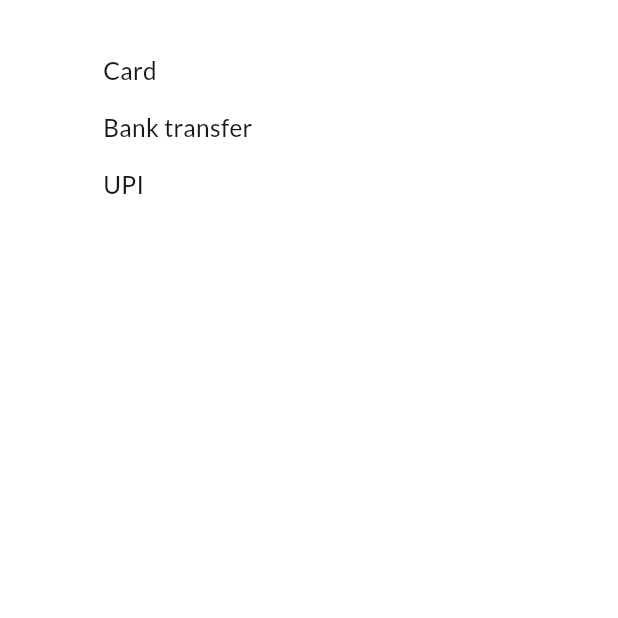
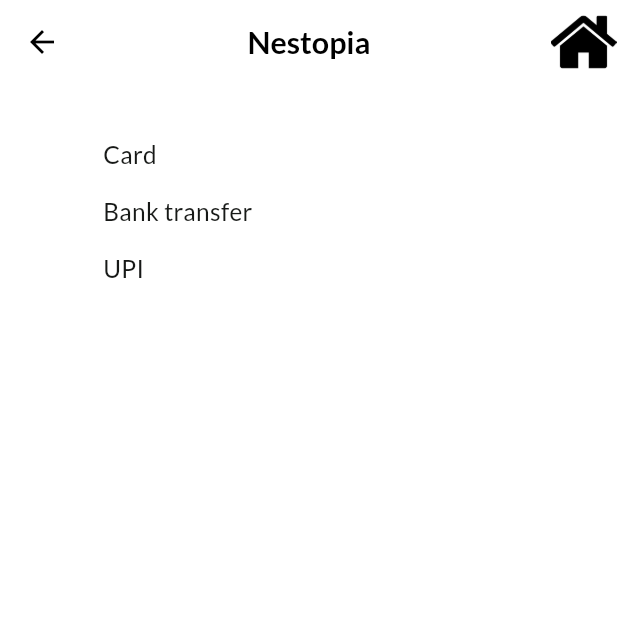
Before and after one commit to Sevitha27/Nestopia, a Flutter app: the PaymentMethodScreen screen opened by its route, on a phone screen of 412 x 824 dp, the top half of it. Run offline on Flutter 3.47's test engine with Material 3 defaults, Android fonts, the phone set to English and light mode, and no system bars; our stand-ins replace cached_network_image, calendar_date_picker2, dotted_border, flutter_svg, google_maps_flutter; missing offline and left inert: country_pickers.

Commit message:
pay method

```diff
--- a/lib/presentation/payment_method_screen/payment_method_screen.dart
+++ b/lib/presentation/payment_method_screen/payment_method_screen.dart
@@ -1,6 +1,14 @@
 import 'package:flutter/material.dart';
 import 'package:sevitha_s_application2/core/app_export.dart';
-
+import 'package:dotted_border/dotted_border.dart';
+import 'package:flutter/material.dart';
+import 'package:sevitha_s_application2/core/app_export.dart';
+import 'package:sevitha_s_application2/widgets/app_bar/appbar_leading_image.dart';
+import 'package:sevitha_s_application2/widgets/app_bar/appbar_trailing_image.dart';
+import 'package:sevitha_s_application2/widgets/app_bar/custom_app_bar.dart';
+import 'package:sevitha_s_application2/widgets/custom_elevated_button.dart';
+import 'package:sevitha_s_application2/widgets/custom_search_view.dart';
+import 'package:sevitha_s_application2/widgets/custom_text_form_field.dart';
 class PaymentMethodScreen extends StatelessWidget {
   const PaymentMethodScreen({Key? key}) : super(key: key);
 
@@ -8,6 +16,18 @@
   Widget build(BuildContext context) {
     return SafeArea(
         child: Scaffold(
+            appBar: AppBar(
+
+              title: Text('Nestopia'),
+              centerTitle: true,
+              actions: [
+                AppbarTrailingImage(
+                  onTapNestopia: () {
+                    Navigator.pushNamed(context, '/homepage_screen'); // Navigate to homepage
+                  },
+                ),
+              ],
+            ),
             body: Container(
                 width: 339.h,
                 padding: EdgeInsets.all(32.h),
```
